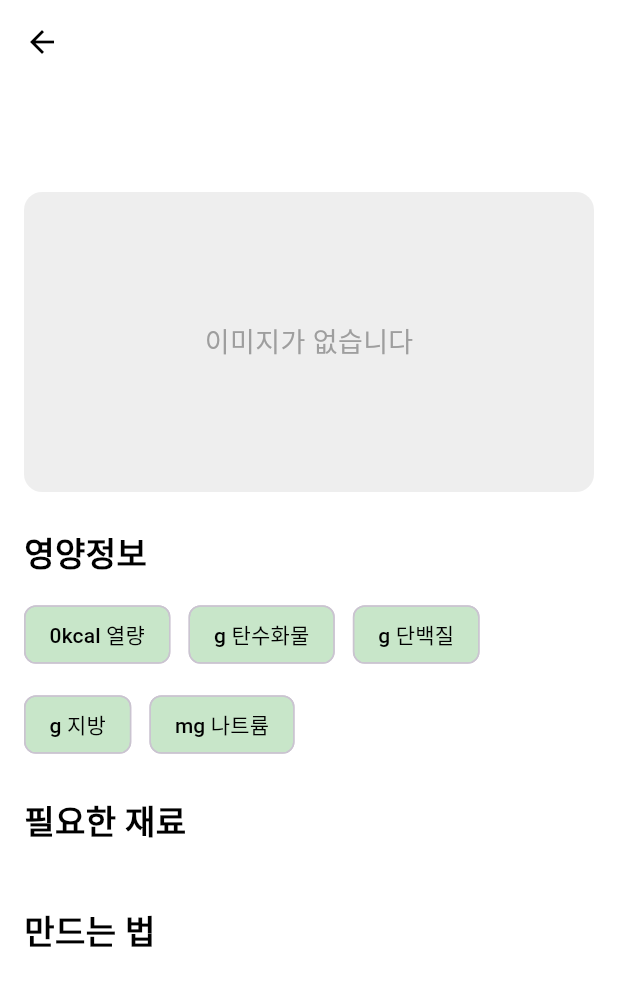
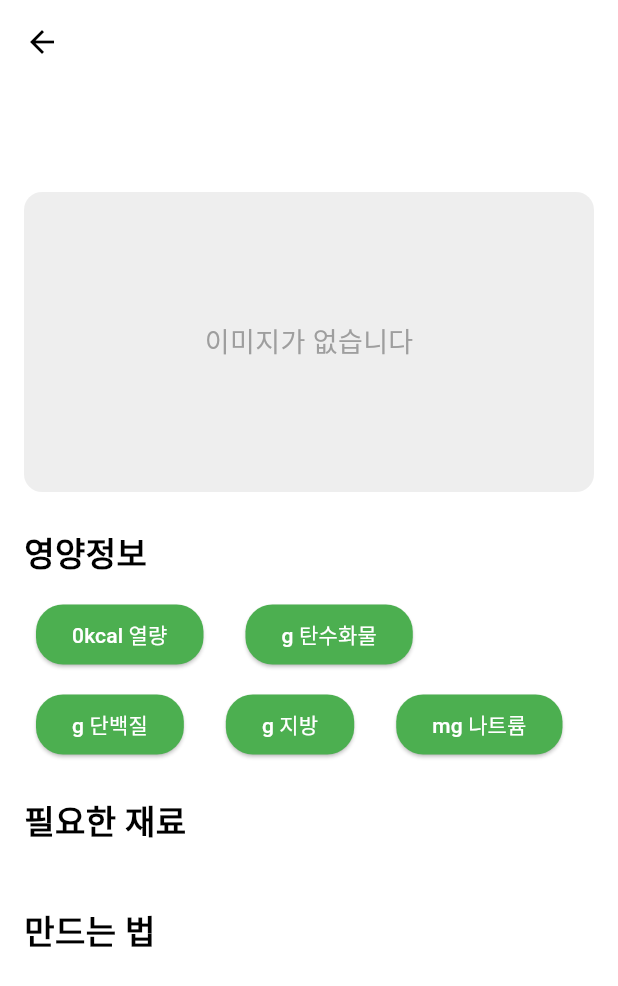
Before and after one commit to AYEOOON/as_it_is, a Flutter app: the RecipeDetailScreen screen opened directly with empty values, on a phone screen of 412 x 824 dp. Shown: the top 986 px of the screen. Run offline on Flutter 3.47's test engine with Material 3 defaults, Android fonts, the phone set to English and light mode, and no system bars.

Commit message:
feat: 영양 정보에 ReusableButton 컴포넌트 적용
- RecipeDetailScreen에서 영양 정보를 ReusableButton 컴포넌트를 사용해 표시하도록 변경.
- ReusableButton을 활용하여 일관된 UI 디자인 구현.
- 영양 정보를 Wrap 레이아웃으로 배치해 유연하게 표시되도록 수정.
- 기존 섹션의 스타일과 기능은 유지.

```diff
--- a/lib/screens/RecipeDetailScreen.dart
+++ b/lib/screens/RecipeDetailScreen.dart
@@ -1,4 +1,5 @@
 import 'package:flutter/material.dart';
+import '../widgets/ReusableButton.dart';
 
 class RecipeDetailScreen extends StatelessWidget {
   final Map<String, dynamic> recipe;
@@ -93,18 +94,15 @@ class RecipeDetailScreen extends StatelessWidget {
             Wrap(
               spacing: 12,
               runSpacing: 12,
-              children: nutritionInfo
-                  .map(
-                    (info) => Chip(
-                  label: Text(
-                    info,
-                    style: const TextStyle(
-                        fontSize: 14, color: Colors.black),
-                  ),
-                  backgroundColor: Colors.green[100],
-                ),
-              )
-                  .toList(),
+              children: nutritionInfo.map(
+                    (info) {
+                  return ReusableButton(
+                    label: info,
+                    isSelected: false,
+                    onTap: () {},
+                  );
+                },
+              ).toList(),
             ),
             const SizedBox(height: 24),
             // 필요한 재료
--- /dev/null
+++ b/lib/widgets/ReusableButton.dart
@@ -0,0 +1,34 @@
+import 'package:flutter/material.dart';
+
+class ReusableButton extends StatelessWidget {
+  final String label;
+  final bool isSelected;
+  final VoidCallback onTap;
+
+  const ReusableButton({
+    required this.label,
+    required this.isSelected,
+    required this.onTap,
+    Key? key,
+  }) : super(key: key);
+
+  @override
+  Widget build(BuildContext context) {
+    return Padding(
+      padding: const EdgeInsets.symmetric(horizontal: 8.0),
+      child: ElevatedButton(
+        onPressed: onTap,
+        style: ElevatedButton.styleFrom(
+          backgroundColor: isSelected ? Colors.green[700] : Colors.green,
+          shape: RoundedRectangleBorder(
+            borderRadius: BorderRadius.circular(18.0),
+          ),
+        ),
+        child: Text(
+          label,
+          style: const TextStyle(color: Colors.white),
+        ),
+      ),
+    );
+  }
+}
```
Also changed, not shown: lib/screens/HomeScreen.dart (+5 -7 lines), lib/screens/RecipeSearchScreen.dart (+51 -45 lines), lib/src/createRecipesFromFiles.dart (+6 -1 lines), lib/widgets/RecipeSearchItem.dart (+5 -21 lines).
